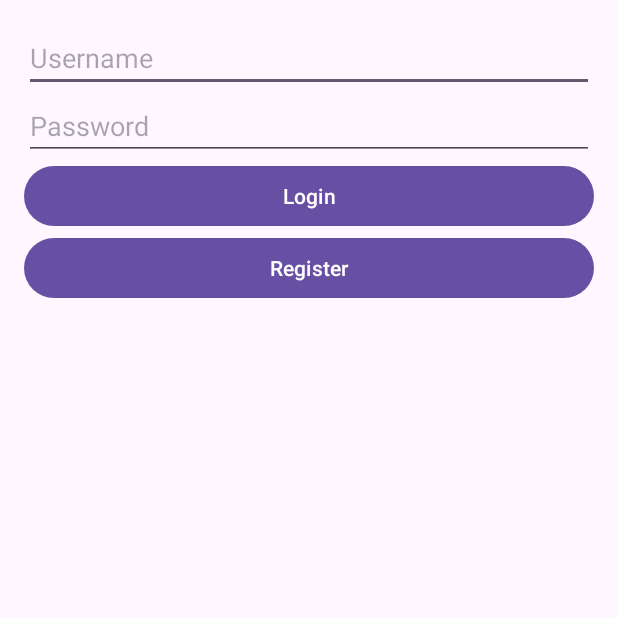
After one commit to juanfrancisco164/Android_Games, an Android app: the Login screen opened directly, with no data from a screen before it, on a phone screen of 412 x 824 dp, the top half of it. The commit adds this screen. Run offline under Robolectric (Android 15) with nearby library versions, the phone set to English and light mode, and no system bars.

Commit message:
Addings login & register

```diff
--- /dev/null
+++ b/app/src/main/java/com/example/games_overspace/Login.java
@@ -0,0 +1,86 @@
+package com.example.games_overspace;
+
+import androidx.appcompat.app.AlertDialog;
+import androidx.appcompat.app.AppCompatActivity;
+
+import android.content.Context;
+import android.content.DialogInterface;
+import android.content.Intent;
+import android.content.SharedPreferences;
+import android.os.Bundle;
+import android.view.View;
+import android.widget.Button;
+import android.widget.EditText;
+
+public class Login extends AppCompatActivity {
+    private EditText usernameEditText;
+    private EditText passwordEditText;
+
+    @Override
+    protected void onCreate(Bundle savedInstanceState) {
+        super.onCreate(savedInstanceState);
+        setContentView(R.layout.activity_login);
+
+        usernameEditText = findViewById(R.id.editTextUsernameLogin);
+        passwordEditText = findViewById(R.id.editTextPasswordLogin);
+
+        Button registerButton = findViewById(R.id.buttonRegister);
+        registerButton.setOnClickListener(new View.OnClickListener() {
+            @Override
+            public void onClick(View view) {
+                openRegisterPage();
+            }
+        });
+
+        Button sendButton = findViewById(R.id.buttonLogin);
+        sendButton.setOnClickListener(new View.OnClickListener() {
+            @Override
+            public void onClick(View view) {
+                handleLogin();
+            }
+        });
+    }
+
+    public void openRegisterPage() {
+        Intent intent = new Intent(this, Register.class);
+        startActivity(intent);
+    }
+
+    private void handleLogin(){
+        SharedPreferences sharedPreferences = getSharedPreferences("MyPreferences", Context.MODE_PRIVATE);
+        String savedUsername = sharedPreferences.getString("username", "");
+        String savedPassword = sharedPreferences.getString("password", "");
+        String username = usernameEditText.getText().toString();
+        String password = passwordEditText.getText().toString();
+
+        if (username.equals(savedUsername) && password.equals(savedPassword)){
+            openMainPage();
+        }else{
+            showErrorMessage();
+        }
+    }
+
+    private void showErrorMessage(){
+        AlertDialog.Builder builder = new AlertDialog.Builder(this);
+        builder.setMessage("Usuario o contraseña invalida")
+                .setTitle("Error")
+                .setCancelable(false)
+                .setPositiveButton("OK", new DialogInterface.OnClickListener() {
+                    public void onClick(DialogInterface dialog, int id) {
+                        dialog.dismiss();
+                    }
+                });
+        AlertDialog alert = builder.create();
+        alert.show();
+    }
+
+    private void openMainPage(){
+        Intent intent = new Intent(this, MainMenuActivity.class);
+        startActivity(intent);
+    }
+
+    @Override
+    public void onBackPressed() {
+        // Deshabilitar el botón de retroceso
+    }
+}
--- a/app/src/main/java/com/example/games_overspace/MainMenuActivity.java
+++ b/app/src/main/java/com/example/games_overspace/MainMenuActivity.java
@@ -23,6 +23,11 @@
         startActivity(intent);
     }
 
+    public void goSettings(View view) {
+        Intent intent = new Intent(this, SettingsMenu.class);
+        startActivity(intent);
+    }
+
     @Override
     public void onBackPressed() {
         // Deshabilitar el botón de retroceso. IGNORAR ERROR, funciona
--- a/app/src/main/java/com/example/games_overspace/SplashScreenActivity.java
+++ b/app/src/main/java/com/example/games_overspace/SplashScreenActivity.java
@@ -28,7 +28,7 @@
 
                     @Override
                     public void onAnimationEnd(Animation animation) {
-                        Intent intent = new Intent(SplashScreenActivity.this, MainMenuActivity.class);
+                        Intent intent = new Intent(SplashScreenActivity.this, Login.class);
                         startActivity(intent);
                         finish();
                     }
--- /dev/null
+++ b/app/src/main/res/drawable/baseline_settings_24.xml
@@ -0,0 +1,5 @@
+<vector android:height="50dp" android:tint="#000000"
+    android:viewportHeight="24" android:viewportWidth="24"
+    android:width="50dp" xmlns:android="http://schemas.android.com/apk/res/android">
+    <path android:fillColor="@android:color/white" android:pathData="M19.14,12.94c0.04,-0.3 0.06,-0.61 0.06,-0.94c0,-0.32 -0.02,-0.64 -0.07,-0.94l2.03,-1.58c0.18,-0.14 0.23,-0.41 0.12,-0.61l-1.92,-3.32c-0.12,-0.22 -0.37,-0.29 -0.59,-0.22l-2.39,0.96c-0.5,-0.38 -1.03,-0.7 -1.62,-0.94L14.4,2.81c-0.04,-0.24 -0.24,-0.41 -0.48,-0.41h-3.84c-0.24,0 -0.43,0.17 -0.47,0.41L9.25,5.35C8.66,5.59 8.12,5.92 7.63,6.29L5.24,5.33c-0.22,-0.08 -0.47,0 -0.59,0.22L2.74,8.87C2.62,9.08 2.66,9.34 2.86,9.48l2.03,1.58C4.84,11.36 4.8,11.69 4.8,12s0.02,0.64 0.07,0.94l-2.03,1.58c-0.18,0.14 -0.23,0.41 -0.12,0.61l1.92,3.32c0.12,0.22 0.37,0.29 0.59,0.22l2.39,-0.96c0.5,0.38 1.03,0.7 1.62,0.94l0.36,2.54c0.05,0.24 0.24,0.41 0.48,0.41h3.84c0.24,0 0.44,-0.17 0.47,-0.41l0.36,-2.54c0.59,-0.24 1.13,-0.56 1.62,-0.94l2.39,0.96c0.22,0.08 0.47,0 0.59,-0.22l1.92,-3.32c0.12,-0.22 0.07,-0.47 -0.12,-0.61L19.14,12.94zM12,15.6c-1.98,0 -3.6,-1.62 -3.6,-3.6s1.62,-3.6 3.6,-3.6s3.6,1.62 3.6,3.6S13.98,15.6 12,15.6z"/>
+</vector>
--- a/app/src/main/res/layout/activity_2048.xml
+++ b/app/src/main/res/layout/activity_2048.xml
@@ -42,7 +42,7 @@
 
         <TextView
             android:id="@+id/textViewPoints"
-            android:layout_width="100dp"
+            android:layout_width="70dp"
             android:layout_height="wrap_content"
             android:layout_margin="5dp"
             android:background="@drawable/rounded_background"
@@ -65,7 +65,7 @@
             android:fontFamily="@font/imperial"/>
         <TextView
             android:id="@+id/textViewRecord"
-            android:layout_width="100dp"
+            android:layout_width="70dp"
             android:layout_height="wrap_content"
             android:layout_margin="5dp"
             android:background="@drawable/rounded_background"
--- /dev/null
+++ b/app/src/main/res/layout/activity_login.xml
@@ -0,0 +1,41 @@
+<?xml version="1.0" encoding="utf-8"?>
+<androidx.constraintlayout.widget.ConstraintLayout xmlns:android="http://schemas.android.com/apk/res/android"
+    android:layout_width="match_parent"
+    android:layout_height="match_parent"
+    xmlns:tools="http://schemas.android.com/tools">
+    <LinearLayout
+        xmlns:android="http://schemas.android.com/apk/res/android"
+        android:layout_width="match_parent"
+        android:layout_height="match_parent"
+        android:orientation="vertical"
+        android:padding="16dp"
+        tools:context=".LoginPage">
+
+        <EditText
+            android:id="@+id/editTextUsernameLogin"
+            android:layout_width="match_parent"
+            android:layout_height="wrap_content"
+            android:hint="Username"
+            android:inputType="textEmailAddress"/>
+
+        <EditText
+            android:id="@+id/editTextPasswordLogin"
+            android:layout_width="match_parent"
+            android:layout_height="wrap_content"
+            android:hint="Password"
+            android:inputType="textPassword"/>
+
+        <Button
+            android:id="@+id/buttonLogin"
+            android:layout_width="match_parent"
+            android:layout_height="wrap_content"
+            android:text="Login"/>
+
+        <Button
+            android:id="@+id/buttonRegister"
+            android:layout_width="match_parent"
+            android:layout_height="wrap_content"
+            android:text="Register"/>
+
+    </LinearLayout>
+</androidx.constraintlayout.widget.ConstraintLayout>
--- a/app/src/main/res/layout/activity_senku.xml
+++ b/app/src/main/res/layout/activity_senku.xml
@@ -86,6 +86,7 @@
         android:padding="15dp"
         android:drawableStart="@drawable/baseline_undo_24"
         android:onClick="undo_senku" />
+
     <TextView
         android:id="@+id/btnStartGame"
         android:layout_below="@id/undoButtonSenku"
--- a/app/src/main/res/values/strings.xml
+++ b/app/src/main/res/values/strings.xml
@@ -1,3 +1,5 @@
 <resources>
     <string name="app_name">d20 GAME CENTER</string>
+    <string name="hint_username" />
+    <string name="hint_password" />
 </resources>
```
Also changed, not shown: app/src/main/AndroidManifest.xml (+14 -1 lines), app/src/main/java/com/example/games_overspace/Register.java (added, +98 -0 lines), app/src/main/java/com/example/games_overspace/SettingsMenu.java (added, +76 -0 lines), app/src/main/res/layout/Main_Menu.xml (+23 -10 lines), app/src/main/res/layout/activity_register.xml (added, +42 -0 lines), app/src/main/res/layout/activity_settings_menu.xml (added, +126 -0 lines).
